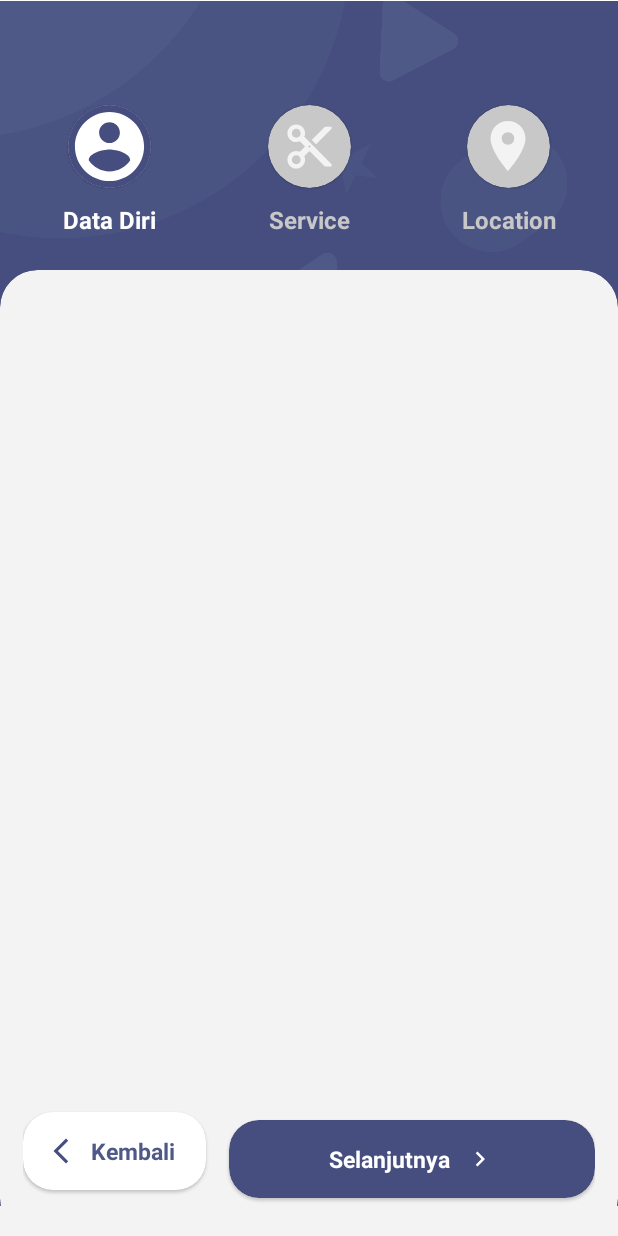
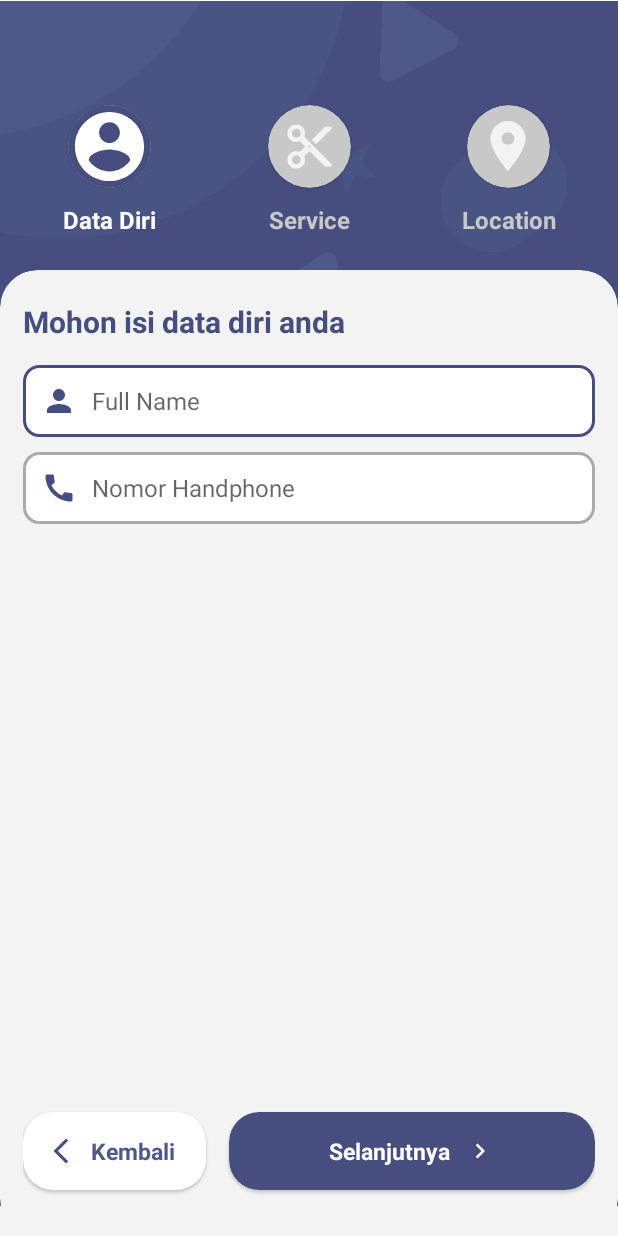
Before and after one commit to ReihanFatilla/BarberKu, an Android app: the layout activity_booker.xml on its own in the app's theme, with its tools: preview values and no code run, on a phone screen of 412 x 824 dp. Run offline under Robolectric (Android 15) with nearby library versions, the phone set to English and light mode, and no system bars.

Commit message:
Improving Edit text UI

```diff
--- a/app/src/main/AndroidManifest.xml
+++ b/app/src/main/AndroidManifest.xml
@@ -46,12 +46,15 @@
         <activity
             android:name=".presentation.booking.location.LocationActivity"
             android:exported="false"
+            android:theme="@style/PrimaryColorCursor"
             android:label="@string/title_activity_location" />
         <activity
             android:name=".presentation.booking.booker.BookerActivity"
-            android:exported="false" />
+            android:exported="false"
+            android:theme="@style/PrimaryColorCursor"/>
         <activity
             android:name=".presentation.booking.service.ServiceActivity"
+            android:theme="@style/PrimaryColorCursor"
             android:exported="false" />
         <activity
             android:name=".presentation.auth.signup.SignUpActivity"
--- a/app/src/main/java/com/example/BookBath/presentation/auth/signin/SignInActivity.kt
+++ b/app/src/main/java/com/example/BookBath/presentation/auth/signin/SignInActivity.kt
@@ -61,8 +61,8 @@ class SignInActivity : AppCompatActivity() {
     private fun initView() {
         binding.apply{
             tbSignUp.setOnClickListener {
-                finishAffinity()
                 startActivity(Intent(this@SignInActivity, SignUpActivity::class.java))
+                finish()
             }
             btnLogin.setOnClickListener {
                 login()
@@ -97,8 +97,8 @@ class SignInActivity : AppCompatActivity() {
                     if (user.password.equals(password)){
                         preferences.put(LoginPreference.PREF_LOGIN_STATUS, true)
                         preferences.put(LoginPreference.PREF_NAME, user.name.toString())
-                        finishAffinity()
                         startActivity(Intent(this@SignInActivity, HomeActivity::class.java))
+                        finish()
                     } else {
                         Toast.makeText(this@SignInActivity, "Password salah", Toast.LENGTH_SHORT).show()
                     }
--- a/app/src/main/java/com/example/BookBath/presentation/auth/signup/SignUpActivity.kt
+++ b/app/src/main/java/com/example/BookBath/presentation/auth/signup/SignUpActivity.kt
@@ -62,8 +62,8 @@ class SignUpActivity : AppCompatActivity() {
     private fun iniView() {
         binding.apply{
             tbSignUp.setOnClickListener {
-                finishAffinity()
                 startActivity(Intent(this@SignUpActivity, SignInActivity::class.java))
+                finish()
             }
             btnRegister.setOnClickListener{
                 register()
@@ -108,8 +108,8 @@ class SignUpActivity : AppCompatActivity() {
                 var user = snapshot.getValue(User::class.java)
                 if(user?.email?.replace(".", "|")  == null){
                     mDataseReference.child(email.replace(".", "|")).setValue(userRegister)
-                    finishAffinity()
                     startActivity(Intent(this@SignUpActivity, SignInActivity::class.java))
+                    finish()
                 } else {
                     Toast.makeText(this@SignUpActivity, "Email Sudah di Gunakan", Toast.LENGTH_LONG).show()
                 }
--- /dev/null
+++ b/app/src/main/res/drawable-v24/cursor_text_primary_color.xml
@@ -0,0 +1,8 @@
+<?xml version="1.0" encoding="utf-8"?>
+<shape xmlns:android="http://schemas.android.com/apk/res/android"
+    android:shape="rectangle">
+
+    <solid android:color="@color/PrimaryColor" />
+    <size android:width="2dp" />
+
+</shape>
--- /dev/null
+++ b/app/src/main/res/drawable/custom_edit_text.xml
@@ -0,0 +1,20 @@
+<?xml version="1.0" encoding="utf-8"?>
+<selector xmlns:android="http://schemas.android.com/apk/res/android">
+
+    <item android:state_enabled="true" android:state_focused="true">
+        <shape android:shape="rectangle">
+            <solid android:color="@color/white"/>
+            <corners android:radius="10dp" />
+            <stroke android:color="@color/PrimaryColor" android:width="2dp" />
+        </shape>
+    </item>
+
+    <item android:state_enabled="true">
+        <shape android:shape="rectangle">
+            <solid android:color="@color/white"/>
+            <corners android:radius="10dp" />
+            <stroke android:color="@android:color/darker_gray" android:width="2dp" />
+        </shape>
+    </item>
+
+</selector>
--- /dev/null
+++ b/app/src/main/res/drawable/ic_call.xml
@@ -0,0 +1,10 @@
+<vector xmlns:android="http://schemas.android.com/apk/res/android"
+    android:width="24dp"
+    android:height="24dp"
+    android:viewportWidth="24"
+    android:viewportHeight="24"
+    android:tint="?attr/colorControlNormal">
+  <path
+      android:fillColor="@android:color/white"
+      android:pathData="M20.01,15.38c-1.23,0 -2.42,-0.2 -3.53,-0.56 -0.35,-0.12 -0.74,-0.03 -1.01,0.24l-1.57,1.97c-2.83,-1.35 -5.48,-3.9 -6.89,-6.83l1.95,-1.66c0.27,-0.28 0.35,-0.67 0.24,-1.02 -0.37,-1.11 -0.56,-2.3 -0.56,-3.53 0,-0.54 -0.45,-0.99 -0.99,-0.99H4.19C3.65,3 3,3.24 3,3.99 3,13.28 10.73,21 20.01,21c0.71,0 0.99,-0.63 0.99,-1.18v-3.45c0,-0.54 -0.45,-0.99 -0.99,-0.99z"/>
+</vector>
--- /dev/null
+++ b/app/src/main/res/drawable/ic_person.xml
@@ -0,0 +1,10 @@
+<vector xmlns:android="http://schemas.android.com/apk/res/android"
+    android:width="24dp"
+    android:height="24dp"
+    android:viewportWidth="24"
+    android:viewportHeight="24"
+    android:tint="?attr/colorControlNormal">
+  <path
+      android:fillColor="@android:color/white"
+      android:pathData="M12,12c2.21,0 4,-1.79 4,-4s-1.79,-4 -4,-4 -4,1.79 -4,4 1.79,4 4,4zM12,14c-2.67,0 -8,1.34 -8,4v2h16v-2c0,-2.66 -5.33,-4 -8,-4z"/>
+</vector>
--- a/app/src/main/res/layout/activity_booker.xml
+++ b/app/src/main/res/layout/activity_booker.xml
@@ -134,6 +134,48 @@
             android:layout_height="match_parent"
             android:padding="15dp">
 
+            <TextView
+                android:id="@+id/tv_isi_data_diri"
+                android:layout_width="wrap_content"
+                android:layout_height="wrap_content"
+                android:text="Mohon isi data diri anda"
+                android:textColor="@color/PrimaryColor"
+                android:textSize="20sp"
+                android:textStyle="bold"
+                android:layout_marginTop="5dp"
+                app:layout_constraintStart_toStartOf="parent"
+                app:layout_constraintTop_toTopOf="parent" />
+
+            <EditText
+                android:id="@+id/edt_booker_name"
+                android:layout_width="match_parent"
+                android:layout_height="wrap_content"
+                android:drawableStart="@drawable/ic_person"
+                android:drawableTint="@color/PrimaryColor"
+                android:drawablePadding="10dp"
+                android:hint="Full Name"
+                android:layout_marginTop="15dp"
+                android:textColor="@color/PrimaryColor"
+                android:textSize="16sp"
+                app:layout_constraintTop_toBottomOf="@id/tv_isi_data_diri"
+                android:padding="12dp"
+                android:background="@drawable/custom_edit_text" />
+
+            <EditText
+                android:id="@+id/edt_nomor_booker"
+                android:layout_width="match_parent"
+                android:layout_height="wrap_content"
+                android:drawableStart="@drawable/ic_call"
+                android:drawableTint="@color/PrimaryColor"
+                android:drawablePadding="10dp"
+                android:hint="Nomor Handphone"
+                android:layout_marginTop="10dp"
+                android:textColor="@color/PrimaryColor"
+                android:textSize="16sp"
+                app:layout_constraintTop_toBottomOf="@id/edt_booker_name"
+                android:padding="12dp"
+                android:inputType="phone"
+                android:background="@drawable/custom_edit_text" />
 
             <com.google.android.material.card.MaterialCardView
                 android:id="@+id/btn_back"
@@ -181,7 +223,7 @@
                 android:layout_width="0dp"
                 android:layout_height="wrap_content"
                 android:layout_marginStart="15dp"
-                android:layout_marginBottom="10dp"
+                android:layout_marginBottom="15dp"
                 android:backgroundTint="@color/PrimaryColor"
                 android:clickable="true"
                 android:focusable="true"
--- a/app/src/main/res/values-night/themes.xml
+++ b/app/src/main/res/values-night/themes.xml
@@ -1,6 +1,6 @@
 <resources xmlns:tools="http://schemas.android.com/tools">
     <!-- Base application theme. -->
-    <style name="Theme.Bookbath" parent="Theme.MaterialComponents.DayNight.DarkActionBar">
+    <style name="Theme.Bookbath" parent="Theme.MaterialComponents.Light.NoActionBar">
         <!-- Primary brand color. -->
         <item name="colorPrimary">@color/purple_200</item>
         <item name="colorPrimaryVariant">@color/purple_700</item>
@@ -10,7 +10,11 @@
         <item name="colorSecondaryVariant">@color/teal_200</item>
         <item name="colorOnSecondary">@color/black</item>
         <!-- Status bar color. -->
-        <item name="android:statusBarColor" tools:targetApi="l">?attr/colorPrimaryVariant</item>
+        <item name="android:statusBarColor" tools:targetApi="l">@color/white</item>
         <!-- Customize your theme here. -->
+        <item name="android:windowTranslucentStatus">true</item>
+        <item name="android:windowTranslucentNavigation">true</item>
+        <item name="android:forceDarkAllowed" tools:targetApi="q">false</item>
+        <item name="android:textCursorDrawable">@drawable/cursor_text_color</item>
     </style>
 </resources>
--- a/app/src/main/res/values/themes.xml
+++ b/app/src/main/res/values/themes.xml
@@ -17,4 +17,8 @@
         <item name="android:forceDarkAllowed" tools:targetApi="q">false</item>
         <item name="android:textCursorDrawable">@drawable/cursor_text_color</item>
     </style>
+
+    <style name="PrimaryColorCursor" parent="Theme.Bookbath">
+        <item name="android:textCursorDrawable">@drawable/cursor_text_primary_color</item>
+    </style>
 </resources>
```
Also changed, not shown: app/src/main/res/drawable/ic_email.xml (added, +10 -0 lines), app/src/main/res/drawable/ic_password.xml (added, +10 -0 lines), app/src/main/res/drawable/ic_profile.xml (added, +10 -0 lines), app/src/main/res/layout/activity_sign_in.xml (+7 -1 lines), app/src/main/res/layout/activity_sign_up.xml (+17 -5 lines).
